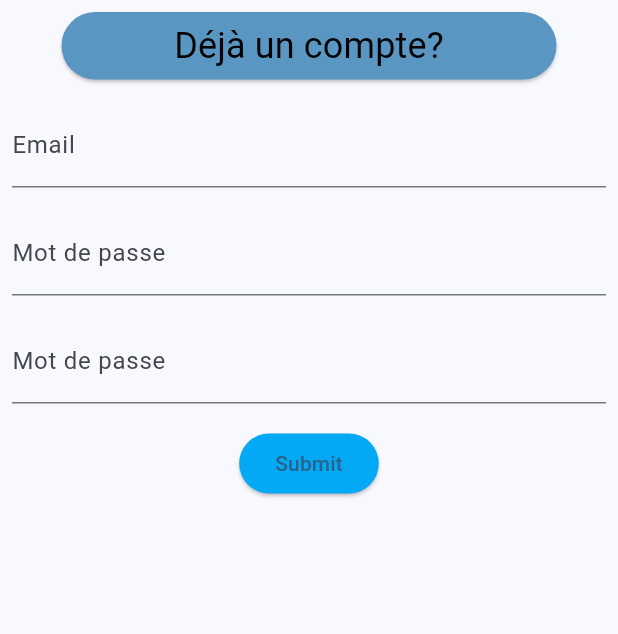
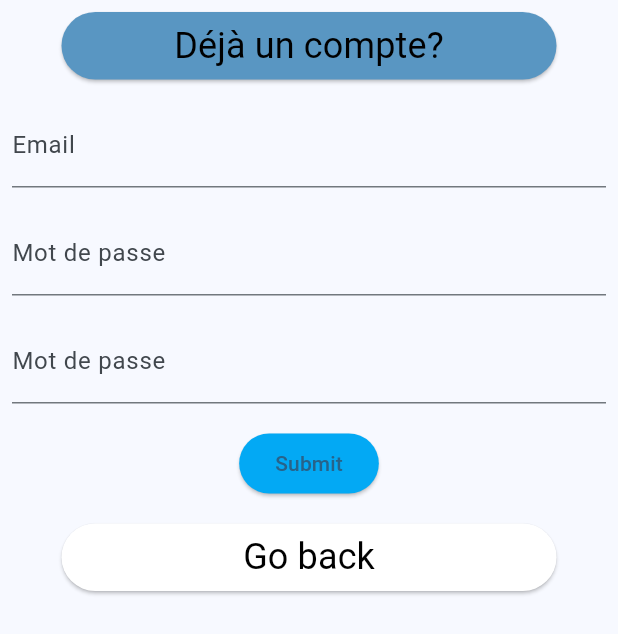
Before and after one commit to Akkuun/TER_L3_2023_Boggle_Mobile, a Flutter app: the EmailCreate widget shown alone on an empty page, opened directly, on a phone screen of 412 x 824 dp. Shown: the top 634 px of the screen. Run offline on Flutter 3.47's test engine with Material 3 defaults, Android fonts, the phone set to English and light mode, and no system bars; our stand-ins replace audioplayers, cloud_firestore, cloud_functions, firebase_auth, firebase_core, firebase_database and 2 more; missing offline and left inert: haptic_feedback; accounts and stored records are empty; Roboto replaces fonts that are missing (Jua).

Commit message:
ajout bouton BACK pour les pages de login pour retourner d'un ecran en arriere

```diff
--- a/app/lib/pages/email_create.dart
+++ b/app/lib/pages/email_create.dart
@@ -173,7 +173,14 @@ class _EmailCreateState extends State<EmailCreate> {
                         },
                         child: const Text('Submit'),
                       ),
-          )
+          ),BtnBoggle(
+            onPressed: () {
+              router.goToPage(PageName.login);
+            },
+            btnType: BtnType.secondary,
+            btnSize: BtnSize.small,
+            text: "Go back",
+          ),
         ]));
   }
 }
```
Also changed, not shown: app/lib/pages/email_login.dart (+9 -1 lines).
